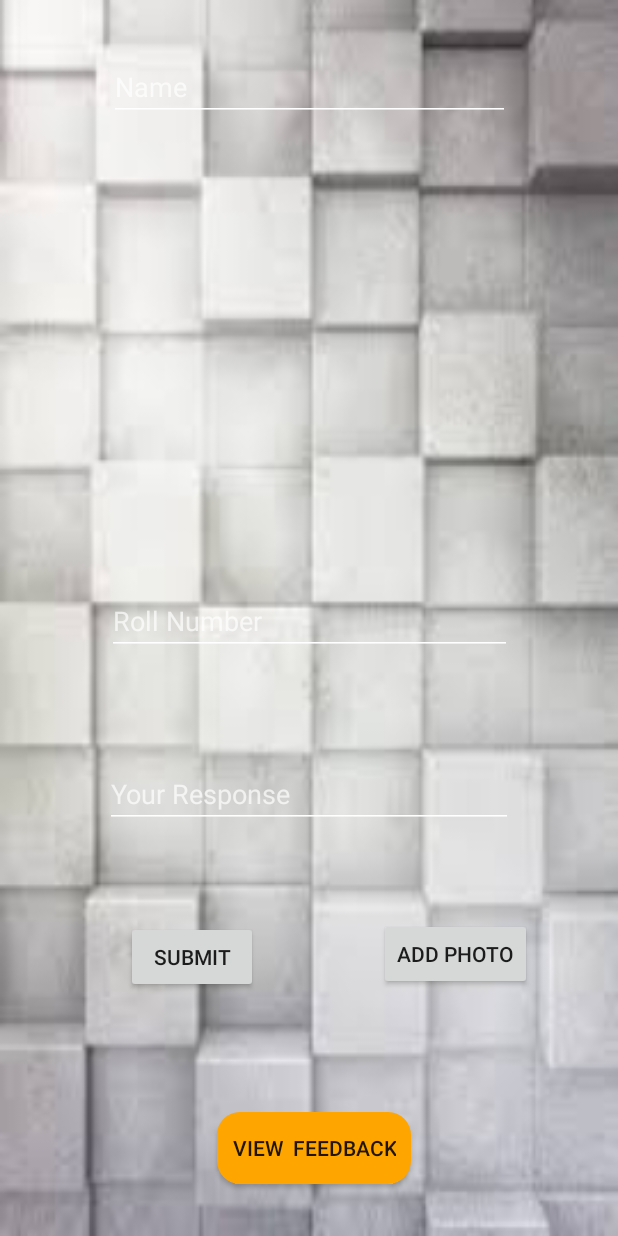
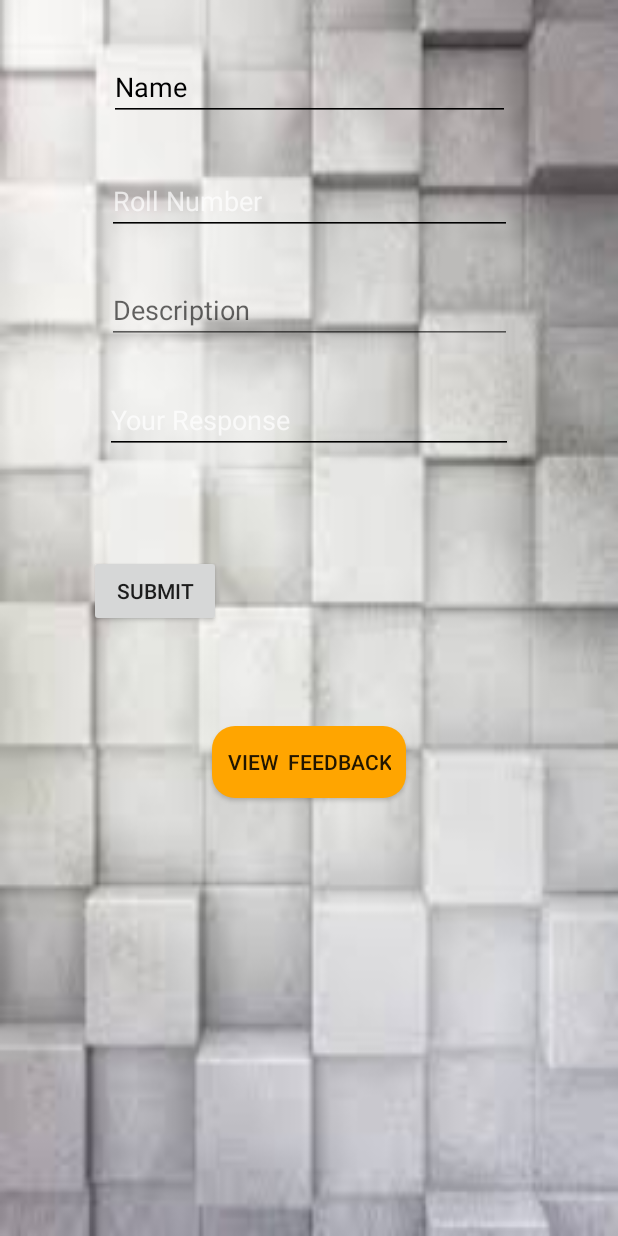
Before and after one commit to SaiCharith/Insti2.0, an Android app: the fragment Tab3feedback shown on its own in the app's theme, after a tap on "SUBMIT", on a phone screen of 412 x 824 dp. Run offline under Robolectric (Android 15) with nearby library versions, the phone set to English and light mode, and no system bars; our stand-ins replace Firebase (no records; nobody signed in at launch, a user with empty details on screens opened directly).

Commit message:
Feedback_Implementation

```diff
--- a/app/build.gradle
+++ b/app/build.gradle
@@ -35,15 +35,16 @@ dependencies {
         exclude group: 'com.android.support', module: 'support-annotations'
     })
     compile 'com.google.firebase:firebase-auth:10.0.1'
+    //  compile 'com.firebase:firebase-client-android:10.0.1'
     compile 'com.google.firebase:firebase-auth:10.0.1'
     compile 'com.google.firebase:firebase-database:10.0.1'
-  //  compile 'com.firebase:firebase-client-android:10.0.1'
     compile 'com.android.support:appcompat-v7:26.+'
     compile 'com.android.support.constraint:constraint-layout:1.0.2'
     compile 'com.google.android.gms:play-services-auth:10.0.1'
     compile 'com.android.support:support-v13:26.+'
     compile 'com.android.support:support-v4:26.+'
     compile 'com.android.support:design:26.+'
+    compile 'com.google.firebase:firebase-storage:10.0.1'
     testCompile 'junit:junit:4.12'
 }
 
--- a/app/src/main/java/iitbombay/code_catalyst/com/insti20/Tab2Rate.java
+++ b/app/src/main/java/iitbombay/code_catalyst/com/insti20/Tab2Rate.java
@@ -82,7 +82,7 @@ public class Tab2Rate extends Fragment{
                 else h_name = "Hostel" + hostel_no;
                 DatabaseReference hostel_ref = ref.child(h_name);
                 final DatabaseReference rating_ref = hostel_ref.child("Rating");
-                DatabaseReference curr_rating = rating_ref.child("Current_Rating");
+//                DatabaseReference curr_rating = rating_ref.child("Current_Rating");
                 rating_ref.addListenerForSingleValueEvent(new ValueEventListener() {
                     @Override
                     public void onDataChange(DataSnapshot dataSnapshot) {
--- a/app/src/main/java/iitbombay/code_catalyst/com/insti20/Tab3feedback.java
+++ b/app/src/main/java/iitbombay/code_catalyst/com/insti20/Tab3feedback.java
@@ -1,6 +1,9 @@
 package iitbombay.code_catalyst.com.insti20;
 
 import android.app.Fragment;
+import android.app.ProgressDialog;
+import android.content.Intent;
+import android.net.Uri;
 import android.os.Bundle;
 import android.view.LayoutInflater;
 import android.view.View;
@@ -9,6 +12,7 @@ import android.widget.Button;
 import android.widget.EditText;
 import android.widget.Toast;
 
+import com.google.android.gms.tasks.OnSuccessListener;
 import com.google.firebase.auth.FirebaseUser;
 import com.google.firebase.database.DatabaseReference;
 import com.google.firebase.database.FirebaseDatabase;
@@ -18,6 +22,12 @@ import com.google.firebase.database.ChildEventListener;
 import com.google.firebase.database.DataSnapshot;
 import com.google.firebase.database.DatabaseError;
 import com.google.firebase.database.ValueEventListener;
+import com.google.firebase.storage.FirebaseStorage;
+import com.google.firebase.storage.StorageReference;
+import com.google.firebase.storage.UploadTask;
+
+import java.util.HashMap;
+import java.util.Map;
 
 /**
  * Created by charith on 1/10/17.
@@ -25,27 +35,38 @@ import com.google.firebase.database.ValueEventListener;
 
 class FeedbackInput {
 
+    public String ID;
     public String Name;
     public String Roll_Number;
+    public String Description;
     public String Feedback;
 
     public FeedbackInput(){
 
     }
 
-    public FeedbackInput(String name, String roll, String feed) {
+    public FeedbackInput(String id, String name, String roll, String description, String feed) {
+        this.ID=id;
         this.Name = name;
         this.Roll_Number = roll;
+        this.Description = description;
         this.Feedback = feed;
     }
 
 };
 
+
 public class Tab3feedback extends Fragment {
 
    // private DatabaseReference DatabaseReference;
-    private EditText editTextName, editTextRoll, editTextFeed;
+    private EditText editTextName, editTextRoll,editTextDescription, editTextFeed;
     private Button buttonSubmit;
+    private Button buttonView;
+    private Button buttonadd;
+    private StorageReference mStorage;
+    private ProgressDialog mProgressDialog;
+    private static final int GALLERY_INTENT = 2;
+    String id;
     int hostel_no;
     public void instantiate(int i){
         hostel_no=i;
@@ -57,13 +78,40 @@ public class Tab3feedback extends Fragment {
                              Bundle savedInstanceState) {
         final View rootView = inflater.inflate(R.layout.tab3feedback, container, false);
 
+        //mStorage = FirebaseStorage.getInstance().getReferenceFromUrl("https://code-catalyst-asc.firebaseio.com/Mess_Repo");
+        mStorage = FirebaseStorage.getInstance().getReference();
 
         editTextName = (EditText) rootView.findViewById(R.id.editTextName);
         editTextRoll = (EditText) rootView.findViewById(R.id.editTextRoll);
+        editTextDescription = (EditText) rootView.findViewById(R.id.editTextDescription);
         editTextFeed = (EditText) rootView.findViewById(R.id.editTextFeed);
         buttonSubmit = (Button) rootView.findViewById(R.id.buttonSubmit);
+        buttonView = (Button) rootView.findViewById(R.id.view_feedback);
+        buttonadd = (Button) rootView.findViewById(R.id.buttonAdd);
 
         //adding listener to button
+        buttonView.setOnClickListener(new View.OnClickListener(){
+
+            @Override
+                    public void onClick (View view){
+                Intent intent = new Intent(getActivity(), ViewFeedback.class);
+                startActivity(intent);
+            }
+        });
+
+        mProgressDialog = new ProgressDialog(getActivity());
+
+        buttonadd.setOnClickListener(new View.OnClickListener() {
+            @Override
+            public void onClick (View view){
+                Intent intent = new Intent(Intent.ACTION_PICK);
+                intent.setType("image/*");
+
+                startActivityForResult(intent, GALLERY_INTENT);
+            }
+        });
+
+
         buttonSubmit.setOnClickListener(new View.OnClickListener(){
 
             @Override
@@ -76,25 +124,34 @@ public class Tab3feedback extends Fragment {
 
                 String name = editTextName.getText().toString().trim();
                 String roll = editTextRoll.getText().toString().trim();
+                String description = editTextDescription.getText().toString().trim();
                 String feed = editTextFeed.getText().toString().trim();
+
+                if(name.equals("") || roll.equals("") || description.equals("") || feed.equals("")){
+                    Toast.makeText(getActivity(), "All Fields must be filled", Toast.LENGTH_SHORT).show();
+                }else {
 
                     DatabaseReference ref = FirebaseDatabase.getInstance().getReferenceFromUrl("https://code-catalyst-asc.firebaseio.com/Mess_Repo");
                     String h_name;
                     if (hostel_no < 10) h_name = "Hostel0" + hostel_no;
                     else h_name = "Hostel" + hostel_no;
                     DatabaseReference hostel_ref = ref.child(h_name);
-                DatabaseReference feedback_ref = hostel_ref.child("Feedback");
-                final DatabaseReference roll_ref = feedback_ref.child(roll);
+                    final DatabaseReference feedback_ref = hostel_ref.child("Feedback");
+                    //  final DatabaseReference roll_ref = feedback_ref.child(""+x);
 
 
-
-                FeedbackInput feedbackInput = new FeedbackInput(name, roll, feed);
+                    id = feedback_ref.push().getKey();
+                    final FeedbackInput feedbackInput = new FeedbackInput(id, name, roll, description, feed);
                     //FirebaseUser user = getActivity().firebaseAuth.getCurrentUser();
 
-                roll_ref.setValue(feedbackInput);
-                Toast.makeText(getActivity(), "FeedBack Submitted", Toast.LENGTH_SHORT).show();
+
+                    feedback_ref.child(id).setValue(feedbackInput);
+
+                    Toast.makeText(getActivity(), "Now you can add images", Toast.LENGTH_SHORT).show();
+                    buttonadd.setVisibility(View.VISIBLE);
 
                     //   }
+                }
 
             }
         });
@@ -105,10 +162,26 @@ public class Tab3feedback extends Fragment {
     }
 
 
+    @Override
+    public void onActivityResult(int requestCode, int resultCode, Intent data) {
+        super.onActivityResult(requestCode, resultCode, data);
 
-
-
-
-
-
+        if(requestCode == GALLERY_INTENT && resultCode == getActivity().RESULT_OK){
+            String h_name;
+            if (hostel_no < 10) h_name = "Hostel0" + hostel_no;
+            else h_name = "Hostel" + hostel_no;
+            mProgressDialog.setMessage("Uploading...");
+            mProgressDialog.show();
+            Uri uri = data.getData();
+            //StorageReference filepath = mStorage.child("photos").child(uri.getLastPathSegment());
+            StorageReference filepath = mStorage.child(h_name).child(id);
+            filepath.putFile(uri).addOnSuccessListener(new OnSuccessListener<UploadTask.TaskSnapshot>() {
+                @Override
+                public void onSuccess(UploadTask.TaskSnapshot taskSnapshot) {
+                    Toast.makeText(getActivity(),"Image is uploaded",Toast.LENGTH_SHORT).show();
+                    mProgressDialog.dismiss();
                 }
+            });
+        }
+    }
+}
--- a/app/src/main/res/layout/tab3feedback.xml
+++ b/app/src/main/res/layout/tab3feedback.xml
@@ -14,6 +14,7 @@
         android:hint="Name"
         android:inputType="textPersonName"
         android:textSize="18sp"
+        android:textColorHint="#000000"
         android:theme="@style/EditText.Colored"
         tools:layout_constraintTop_creator="1"
         android:layout_marginTop="39dp"
@@ -23,8 +24,9 @@
         android:layout_marginLeft="6dp"
         android:layout_marginRight="6dp"
         app:layout_constraintRight_toRightOf="parent"
-        tools:layout_editor_absoluteX="33dp"
-        app:layout_constraintHorizontal_bias="0.503" />
+        app:layout_constraintHorizontal_bias="0.503"
+        android:layout_marginStart="6dp"
+        android:layout_marginEnd="6dp" />
 
 
     <EditText
@@ -35,15 +37,16 @@
         android:hint="Roll Number"
         android:theme="@style/EditText.Colored"
         android:inputType="numberSigned"
-        tools:layout_constraintTop_creator="1"
         tools:layout_constraintRight_creator="1"
         app:layout_constraintRight_toRightOf="parent"
         tools:layout_constraintLeft_creator="1"
         app:layout_constraintLeft_toLeftOf="parent"
-        app:layout_constraintBottom_toBottomOf="parent"
-        android:layout_marginBottom="387dp"
         android:layout_marginRight="8dp"
-        android:layout_marginLeft="8dp" />
+        android:layout_marginLeft="8dp"
+        android:layout_marginStart="8dp"
+        android:layout_marginEnd="8dp"
+        android:layout_marginTop="34dp"
+        app:layout_constraintTop_toBottomOf="@+id/editTextName" />
 
     <EditText
         android:id="@+id/editTextFeed"
@@ -51,71 +54,72 @@
         android:layout_height="wrap_content"
         android:layout_marginLeft="8dp"
         android:layout_marginRight="8dp"
-        android:layout_marginTop="70dp"
         android:ems="10"
         android:hint="Your Response"
         android:inputType="textMultiLine"
         android:theme="@style/EditText.Colored"
         app:layout_constraintLeft_toLeftOf="parent"
         app:layout_constraintRight_toRightOf="parent"
-        app:layout_constraintTop_toBottomOf="@+id/editTextRoll"
         tools:layout_constraintLeft_creator="1"
         tools:layout_constraintRight_creator="1"
-        tools:layout_constraintTop_creator="1" />
+        tools:layout_constraintTop_creator="1"
+        android:layout_marginStart="8dp"
+        android:layout_marginEnd="8dp"
+        android:layout_marginTop="28dp"
+        app:layout_constraintTop_toBottomOf="@+id/editTextDescription" />
 
     <Button
         android:id="@+id/buttonAdd"
         android:layout_width="wrap_content"
         android:layout_height="wrap_content"
+        android:layout_marginEnd="57dp"
+        android:layout_marginRight="58dp"
+        android:layout_marginTop="66dp"
         android:text="Add photo"
-        tools:layout_constraintTop_creator="1"
-        tools:layout_constraintRight_creator="1"
+        android:visibility="invisible"
         app:layout_constraintRight_toRightOf="parent"
-        tools:layout_constraintLeft_creator="1"
-        android:layout_marginTop="8dp"
-        app:layout_constraintTop_toBottomOf="@+id/editText2"
-        android:layout_marginLeft="6dp"
-        android:layout_marginRight="57dp"
-        app:layout_constraintLeft_toLeftOf="@+id/editText2"
-        app:layout_constraintHorizontal_bias="0.0"
-        app:layout_constraintBottom_toBottomOf="parent"
-        android:layout_marginBottom="164dp" />
+        app:layout_constraintTop_toBottomOf="@+id/editTextFeed"
+        tools:layout_constraintRight_creator="1" />
 
     <Button
         android:id="@+id/buttonSubmit"
         android:layout_width="wrap_content"
         android:layout_height="wrap_content"
-        android:layout_marginLeft="6dp"
-        android:layout_marginRight="240dp"
-        android:layout_marginTop="62dp"
+        android:layout_marginTop="67dp"
         android:text="Submit"
-        app:layout_constraintHorizontal_bias="1.0"
-        app:layout_constraintLeft_toLeftOf="@+id/editText2"
-        app:layout_constraintRight_toRightOf="parent"
         app:layout_constraintTop_toBottomOf="@+id/editTextFeed"
         tools:layout_constraintRight_creator="1"
-        tools:layout_constraintTop_creator="1" />
+        tools:layout_constraintTop_creator="1"
+        android:layout_marginLeft="59dp"
+        app:layout_constraintLeft_toLeftOf="parent" />
 
     <Button
-        android:id="@+id/button3"
+        android:id="@+id/view_feedback"
         android:layout_width="wrap_content"
         android:layout_height="wrap_content"
+        android:background="@drawable/button"
+        android:elevation="24dp"
         android:padding="10dp"
+        android:text="View  Feedback"
+        tools:layout_constraintBottom_creator="1"
+        tools:layout_constraintRight_creator="1"
+        android:layout_marginTop="181dp"
+        app:layout_constraintTop_toBottomOf="@+id/editTextFeed"
         android:layout_marginLeft="8dp"
-        android:layout_marginRight="138dp"
-        android:layout_marginTop="8dp"
-        android:elevation="24dp"
-        android:text="View  Feedback"
-        android:background="@drawable/button"
-        app:layout_constraintHorizontal_bias="0.491"
-        app:layout_constraintLeft_toLeftOf="@+id/editText2"
+        app:layout_constraintLeft_toLeftOf="parent"
+        android:layout_marginRight="8dp"
+        app:layout_constraintRight_toRightOf="parent" />
+
+    <EditText
+        android:id="@+id/editTextDescription"
+        android:layout_width="270dp"
+        android:layout_height="wrap_content"
+        android:hint="Description"
+        android:layout_marginRight="8dp"
         app:layout_constraintRight_toRightOf="parent"
-        app:layout_constraintTop_toBottomOf="@+id/editTextFeed"
-        tools:layout_constraintBottom_creator="1"
-        tools:layout_constraintLeft_creator="1"
-        tools:layout_constraintRight_creator="1"
-        app:layout_constraintBottom_toBottomOf="parent"
-        android:layout_marginBottom="8dp"
-        app:layout_constraintVertical_bias="0.871" />
+        android:layout_marginLeft="8dp"
+        app:layout_constraintLeft_toLeftOf="parent"
+        android:layout_marginTop="27dp"
+        app:layout_constraintTop_toBottomOf="@+id/editTextRoll" />
 
 </android.support.constraint.ConstraintLayout>
--- a/app/src/main/res/values/styles.xml
+++ b/app/src/main/res/values/styles.xml
@@ -27,8 +27,8 @@
     <style name="AppTheme.PopupOverlay" parent="ThemeOverlay.AppCompat.Light" />
 
     <style name="EditText.Colored" parent="Theme.AppCompat">
-        <item name="colorControlNormal">#ffffff</item>
-        <item name="colorControlActivated">#ffffff</item>
+        <item name="colorControlNormal">#000000</item>
+        <item name="colorControlActivated">#000000</item>
         <item name="colorControlHighlight">@color/lightGrey</item>
     </style>
 
```
Also changed, not shown: app/src/main/AndroidManifest.xml (+7 -3 lines), app/src/main/java/iitbombay/code_catalyst/com/insti20/ViewFeedback.java (added, +53 -0 lines). Lines whose indentation alone changed are shown as unchanged.
